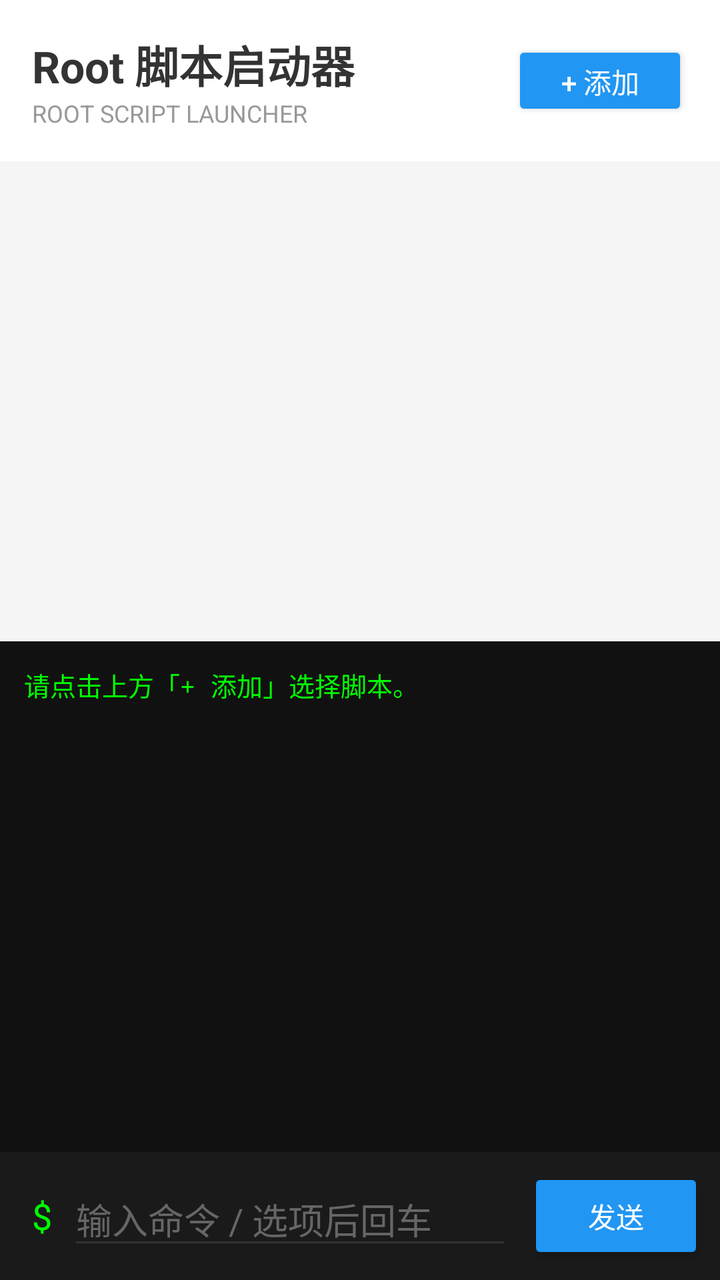
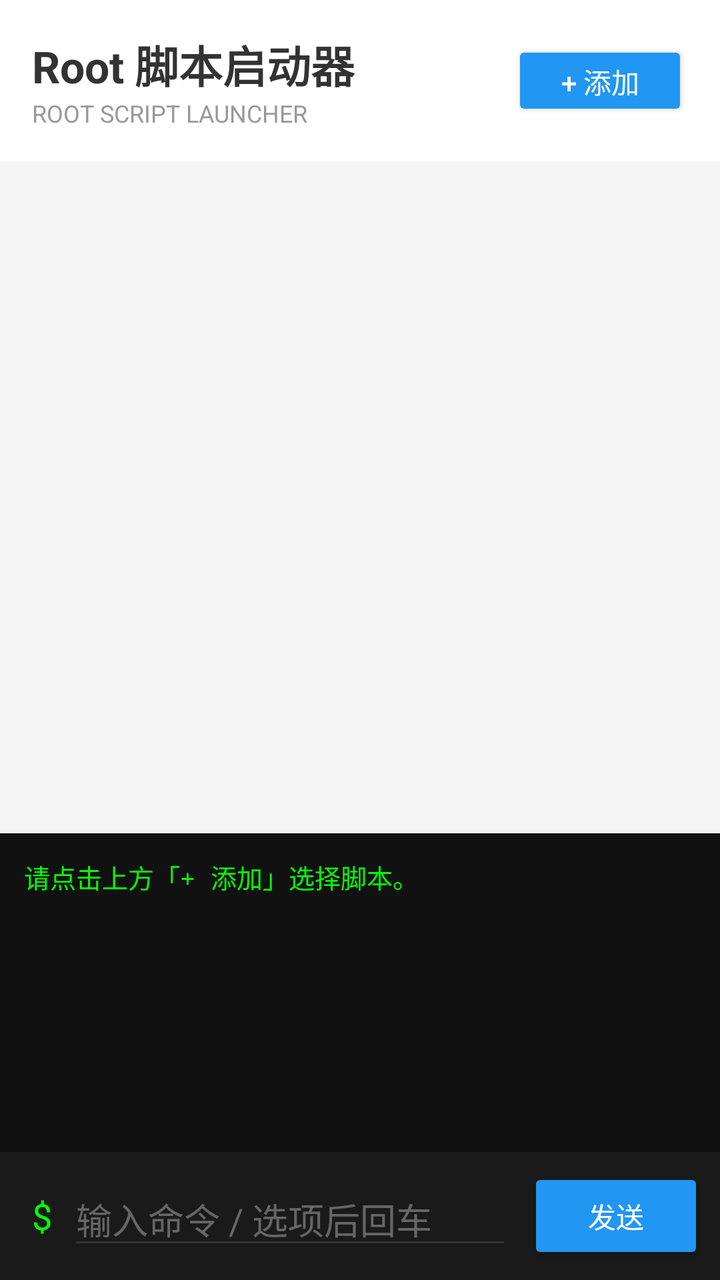

The first picture is an Android layout as it rendered before a commit; the second is the same layout after the commit. The layout source and the unified diff follow.
<!-- AndroidManifest.xml: application theme Theme.AppCompat.Light.NoActionBar -->
<!-- res/layout/activity_main.xml -->
<?xml version="1.0" encoding="utf-8"?>
<androidx.constraintlayout.widget.ConstraintLayout xmlns:android="http://schemas.android.com/apk/res/android"
    xmlns:app="http://schemas.android.com/apk/res-auto"
    android:layout_width="match_parent"
    android:layout_height="match_parent"
    android:background="#F5F5F5"
    android:fitsSystemWindows="true">

    
    <LinearLayout
        android:id="@+id/topBar"
        android:layout_width="match_parent"
        android:layout_height="wrap_content"
        android:orientation="horizontal"
        android:padding="16dp"
        android:gravity="center_vertical"
        android:background="#FFFFFF"
        app:layout_constraintTop_toTopOf="parent">

        <LinearLayout
            android:layout_width="0dp"
            android:layout_height="wrap_content"
            android:layout_weight="1"
            android:orientation="vertical">
            <TextView
                android:layout_width="wrap_content"
                android:layout_height="wrap_content"
                android:text="Root 脚本启动器"
                android:textSize="22sp"
                android:textStyle="bold"
                android:textColor="#333333" />
            <TextView
                android:layout_width="wrap_content"
                android:layout_height="wrap_content"
                android:text="ROOT SCRIPT LAUNCHER"
                android:textSize="12sp"
                android:textColor="#999999" />
        </LinearLayout>

        <Button
            android:id="@+id/btnAdd"
            android:layout_width="wrap_content"
            android:layout_height="40dp"
            android:text="+ 添加"
            android:textColor="#FFFFFF"
            android:backgroundTint="#2196F3" />
    </LinearLayout>

    
    <ListView
        android:id="@+id/lvScripts"
        android:layout_width="match_parent"
        android:layout_height="0dp"
        android:layout_margin="8dp"
        android:divider="@null"
        android:dividerHeight="8dp"
        android:background="@android:color/transparent"
        app:layout_constraintHeight_percent="0.35"
        app:layout_constraintTop_toBottomOf="@id/topBar" />

    
    <ScrollView
        android:id="@+id/scrollView"
        android:layout_width="match_parent"
        android:layout_height="0dp"
        android:layout_marginTop="8dp"
        android:background="#111111"
        app:layout_constraintBottom_toTopOf="@+id/bottomBar"
        app:layout_constraintTop_toBottomOf="@id/lvScripts">

        <TextView
            android:id="@+id/tvOutput"
            android:layout_width="match_parent"
            android:layout_height="wrap_content"
            android:fontFamily="monospace"
            android:textColor="#00FF00"
            android:textSize="13sp"
            android:padding="12dp"
            android:text="请点击上方「+ 添加」选择脚本。" />
    </ScrollView>

    
    <LinearLayout
        android:id="@+id/bottomBar"
        android:layout_width="match_parent"
        android:layout_height="wrap_content"
        android:orientation="horizontal"
        android:padding="8dp"
        android:background="#1A1A1A"
        android:gravity="center_vertical"
        app:layout_constraintBottom_toBottomOf="parent">

        <TextView
            android:layout_width="wrap_content"
            android:layout_height="wrap_content"
            android:text="$"
            android:textColor="#00FF00"
            android:textSize="18sp"
            android:paddingStart="8dp"
            android:paddingEnd="8dp" />

        <EditText
            android:id="@+id/etInput"
            android:layout_width="0dp"
            android:layout_height="wrap_content"
            android:layout_weight="1"
            android:hint="输入命令 / 选项后回车"
            android:textColor="#FFFFFF"
            android:textColorHint="#666666"
            android:backgroundTint="#333333"
            android:inputType="text" />

        <Button
            android:id="@+id/btnSend"
            android:layout_width="wrap_content"
            android:layout_height="wrap_content"
            android:text="发送"
            android:layout_marginStart="8dp"
            android:backgroundTint="#2196F3"
            android:textColor="#FFFFFF" />
    </LinearLayout>
</androidx.constraintlayout.widget.ConstraintLayout>
<!-- resources referenced by this layout -->
<resources>

</resources>

<!-- the commit's change to res/layout/activity_main.xml (unified diff, before → after) -->
@@ -55,7 +55,7 @@
         android:divider="@null"
         android:dividerHeight="8dp"
         android:background="@android:color/transparent"
-        app:layout_constraintHeight_percent="0.35"
+        app:layout_constraintHeight_percent="0.5"
         app:layout_constraintTop_toBottomOf="@id/topBar" />
 
     
@@ -119,4 +119,5 @@
             android:backgroundTint="#2196F3"
             android:textColor="#FFFFFF" />
     </LinearLayout>
+
 </androidx.constraintlayout.widget.ConstraintLayout>
